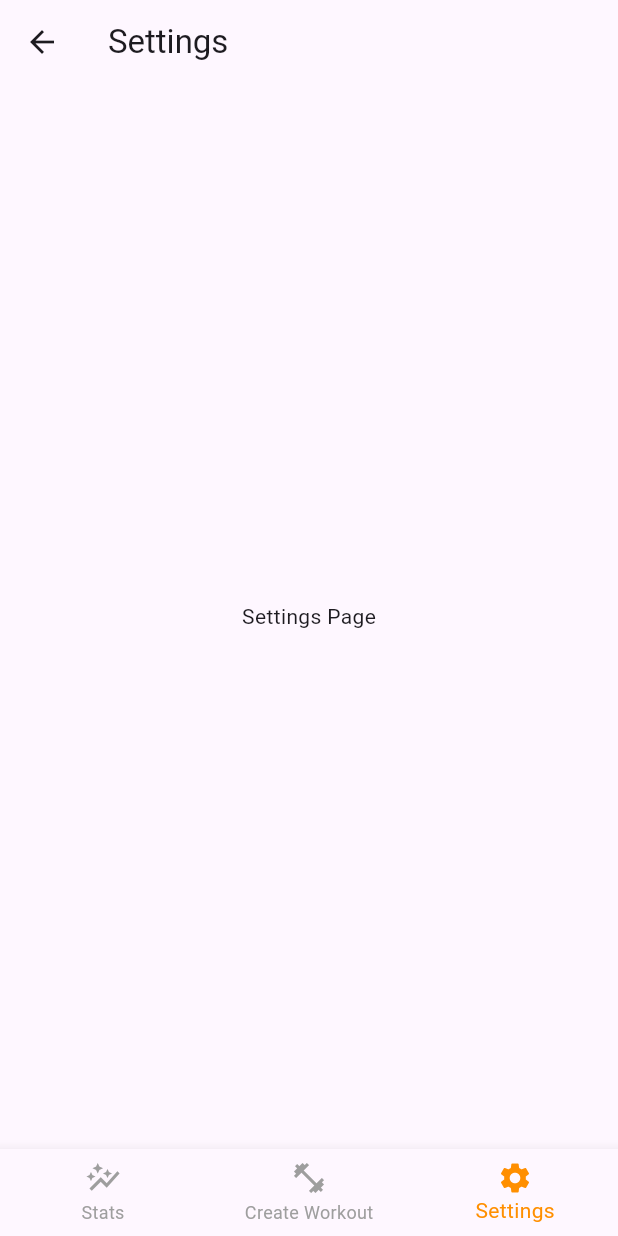
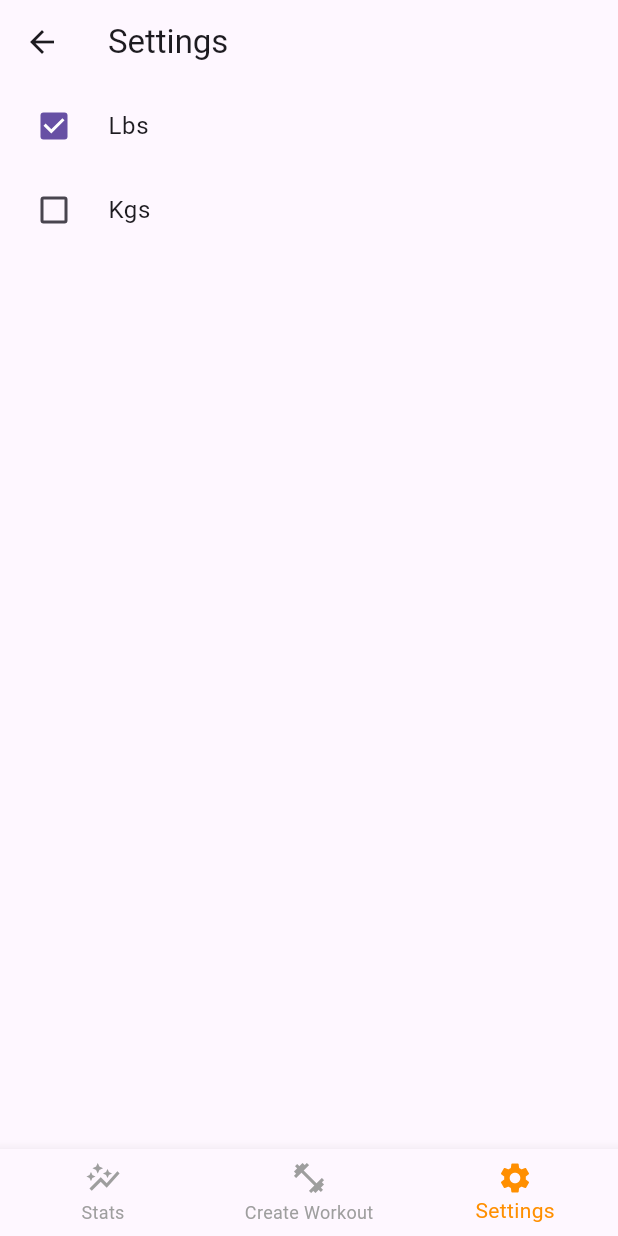
Before and after one commit to Ameer-Mushani/Delta-Gains, a Flutter app: the SettingsPage screen opened by its route, on a phone screen of 412 x 824 dp. Run offline on Flutter 3.47's test engine with Material 3 defaults, Android fonts, the phone set to English and light mode, and no system bars; our stand-ins replace table_calendar.

Commit message:
Add lbs & kgs settings

```diff
--- a/lib/settings.dart
+++ b/lib/settings.dart
@@ -8,6 +8,7 @@ class SettingsPage extends StatefulWidget {
 
 class _SettingsPageState extends State<SettingsPage> {
   int _selectedIndex = 2;
+  bool isLbs = true;
 
   void _onNavigate(String routeName) {
     if (ModalRoute.of(context)?.settings.name != routeName) {
@@ -21,8 +22,30 @@ class _SettingsPageState extends State<SettingsPage> {
       appBar: AppBar(
         title: Text('Settings'),
       ),
-      body: Center(
-        child: Text('Settings Page'),
+      body: Column(
+        children: [
+          CheckboxListTile(
+            value: isLbs,
+            title: Text("Lbs"),
+            controlAffinity: ListTileControlAffinity.leading,
+            onChanged: (newValue) {
+              setState(() {
+                // need exclamation for null safety see https://dart.dev/null-safety
+                isLbs = newValue!;
+              });
+            },
+          ),
+          CheckboxListTile(
+            value: !isLbs,
+            title: Text("Kgs"),
+            controlAffinity: ListTileControlAffinity.leading,
+            onChanged: (newValue) {
+              setState(() {
+                isLbs = !newValue!;
+              });
+            },
+          ),
+        ],
       ),
       bottomNavigationBar: BottomNavBar(
         selectedIndex: _selectedIndex,
```
